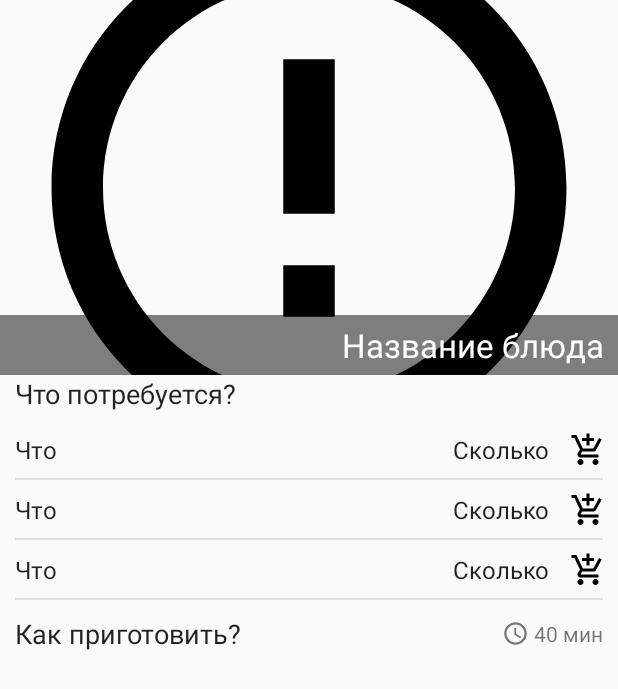
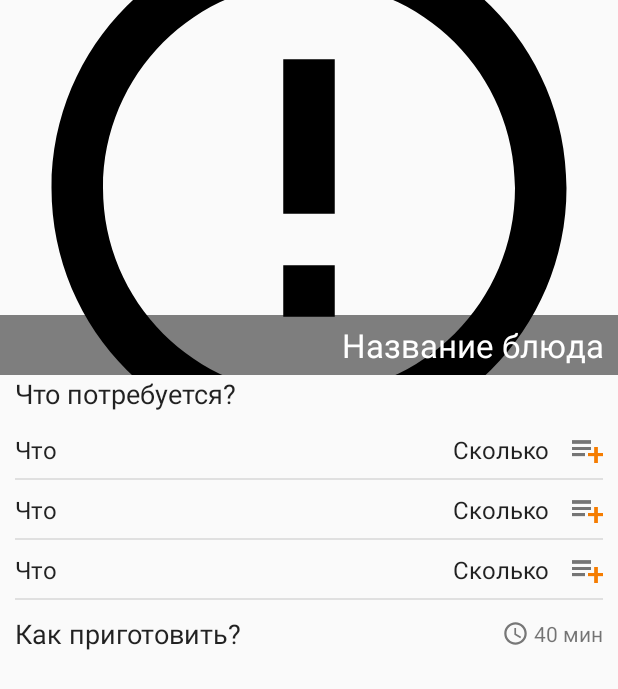
Before and after one commit to LyzhinIvan/CookBook, an Android app: the layout fragment_recipe.xml on its own in the app's theme, with its tools: preview values and no code run, on a phone screen of 412 x 824 dp. Shown: the top 689 px of the screen. Run offline under Robolectric (Android 15) with nearby library versions, the phone set to English and light mode, and no system bars.

Commit message:
Обновлил иконки и снекбар на экране просмотра рецепта

```diff
--- a/app/src/main/res/drawable/ic_add_shopping_cart.xml
+++ /dev/null
@@ -1,9 +0,0 @@
-<vector xmlns:android="http://schemas.android.com/apk/res/android"
-        android:width="24dp"
-        android:height="24dp"
-        android:viewportWidth="24.0"
-        android:viewportHeight="24.0">
-    <path
-        android:fillColor="#FF000000"
-        android:pathData="M11,9h2L13,6h3L16,4h-3L13,1h-2v3L8,4v2h3v3zM7,18c-1.1,0 -1.99,0.9 -1.99,2S5.9,22 7,22s2,-0.9 2,-2 -0.9,-2 -2,-2zM17,18c-1.1,0 -1.99,0.9 -1.99,2s0.89,2 1.99,2 2,-0.9 2,-2 -0.9,-2 -2,-2zM7.17,14.75l0.03,-0.12 0.9,-1.63h7.45c0.75,0 1.41,-0.41 1.75,-1.03l3.86,-7.01L19.42,4h-0.01l-1.1,2 -2.76,5L8.53,11l-0.13,-0.27L6.16,6l-0.95,-2 -0.94,-2L1,2v2h2l3.6,7.59 -1.35,2.45c-0.16,0.28 -0.25,0.61 -0.25,0.96 0,1.1 0.9,2 2,2h12v-2L7.42,15c-0.13,0 -0.25,-0.11 -0.25,-0.25z"/>
-</vector>
--- a/app/src/main/res/layout/recipe_ingredient_item.xml
+++ b/app/src/main/res/layout/recipe_ingredient_item.xml
@@ -30,9 +30,10 @@
             android:id="@+id/btnToShopList"
             android:layout_width="40dp"
             android:layout_height="40dp"
+            android:padding="5dp"
             android:layout_gravity="center_vertical"
             android:background="@android:color/transparent"
-            android:padding="10dp"
-            android:src="@drawable/ic_add_shopping_cart" />
+            android:src="@drawable/ic_add_to_shop_list"
+            android:scaleType="centerCrop" />
     </TableRow>
 </TableLayout>
```
Also changed, not shown: app/src/main/java/com/cookbook/adapters/RecipeIngredientAdapter.java (+33 -6 lines), app/src/main/java/com/cookbook/fragments/RecipeFragment.java (+32 -14 lines), app/src/main/ic_launcher-web.png (deleted), app/src/main/res/drawable/ic_add_to_shop_list.png (added), app/src/main/res/drawable/ic_in_shop_list.png (added).
